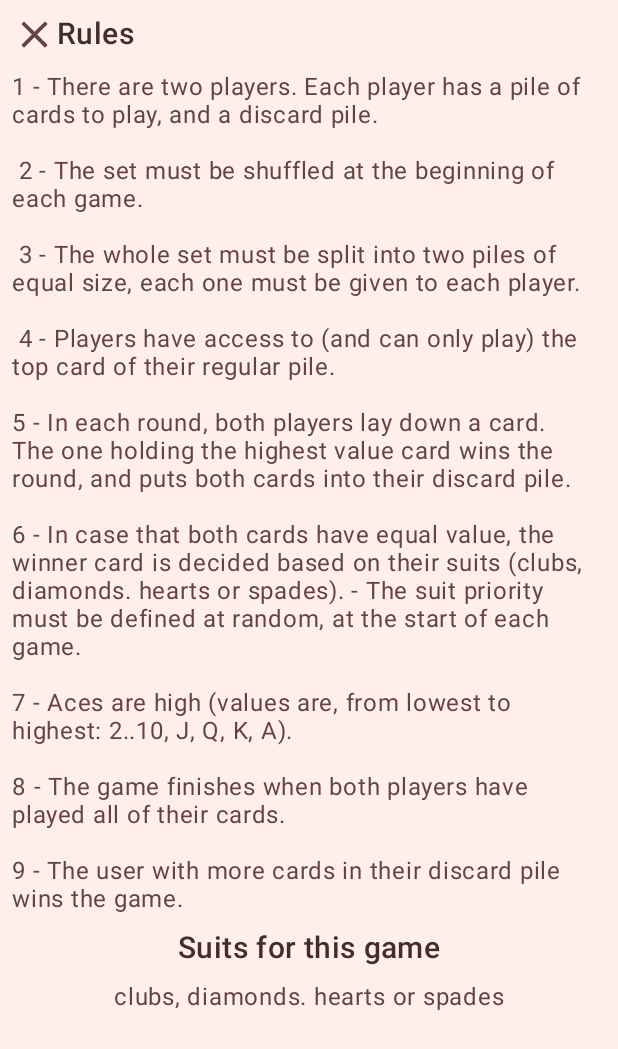
After one commit to brunohensel/card-game, an Android app: the layout dialog_rules.xml on its own in the app's theme, with its tools: preview values and no code run, on a phone screen of 412 x 824 dp. The commit adds this screen. Shown: the top 1049 px of the screen. Run offline under Robolectric (Android 15) with nearby library versions, the phone set to English and light mode, and no system bars.

Commit message:
:building_construction: implement a dialog to show the the rules of the game and the priority of suits of played hands.

```diff
--- /dev/null
+++ b/warofsuits/presentation/src/main/res/layout/dialog_rules.xml
@@ -0,0 +1,53 @@
+<?xml version="1.0" encoding="utf-8"?>
+<androidx.constraintlayout.widget.ConstraintLayout xmlns:android="http://schemas.android.com/apk/res/android"
+    android:layout_width="match_parent"
+    android:layout_height="match_parent"
+    xmlns:app="http://schemas.android.com/apk/res-auto"
+    xmlns:tools="http://schemas.android.com/tools"
+    android:background="@color/colorPrimary">
+
+    <TextView
+        android:id="@+id/txtDialogRulesTitle"
+        style="@style/HeadlineText"
+        android:layout_margin="8dp"
+        android:drawableStart="@drawable/ic_close"
+        android:text="Rules"
+        app:layout_constraintStart_toStartOf="parent"
+        app:layout_constraintTop_toTopOf="parent"
+        tools:ignore="UseCompatTextViewDrawableXml" />
+
+    <TextView
+        android:id="@+id/txtRules"
+        style="@style/BodyText"
+        android:layout_marginEnd="16dp"
+        android:layout_width="0dp"
+        android:layout_marginTop="8dp"
+        android:layout_height="wrap_content"
+        android:text="1 - There are two players. Each player has a pile of cards to play, and a discard pile. \n\n 2 - The set must be shuffled at the beginning of each game.\n\n 3 - The whole set must be split into two piles of equal size, each one must be given to each
+player. \n\n 4 - Players have access to (and can only play) the top card of their regular pile. \n\n5 - In each round, both players lay down a card. The one holding the highest value card wins the round, and puts both cards into their discard pile. \n\n6 - In case that both cards have equal value, the winner card is decided based on their suits (clubs, diamonds. hearts or spades). - The suit priority must be defined at random, at the start of each game. \n\n7 - Aces are high (values are, from lowest to highest: 2..10, J, Q, K, A). \n\n8 - The game finishes when both players have played all of their cards. \n\n9 - The user with more cards in their discard pile wins the game."
+        app:layout_constraintEnd_toEndOf="parent"
+        app:layout_constraintStart_toStartOf="@+id/txtDialogRulesTitle"
+        app:layout_constraintTop_toBottomOf="@+id/txtDialogRulesTitle" />
+
+
+    <TextView
+        android:id="@+id/txtSuitsPriorityTitlte"
+        android:layout_width="wrap_content"
+        android:layout_height="wrap_content"
+        style="@style/HeadlineText"
+        android:layout_marginTop="8dp"
+        app:layout_constraintEnd_toEndOf="parent"
+        app:layout_constraintStart_toStartOf="parent"
+        app:layout_constraintTop_toBottomOf="@+id/txtRules"
+        android:text="Suits for this game" />
+
+    <TextView
+        android:id="@+id/txtSuitsPriority"
+        style="@style/BodyText"
+        app:layout_constraintEnd_toEndOf="parent"
+        android:layout_marginTop="8dp"
+        app:layout_constraintStart_toStartOf="parent"
+        app:layout_constraintTop_toBottomOf="@+id/txtSuitsPriorityTitlte"
+        tools:text="clubs, diamonds. hearts or spades" />
+
+</androidx.constraintlayout.widget.ConstraintLayout>
--- a/warofsuits/public/src/main/java/com/brunohensel/WarOfSuits.kt
+++ b/warofsuits/public/src/main/java/com/brunohensel/WarOfSuits.kt
@@ -1,5 +1,6 @@
 package com.brunohensel
 
+import com.brunohensel.core.cardtypes.warofsuits.Suits
 import com.brunohensel.model.Player
 import com.brunohensel.model.Round
 
@@ -30,4 +31,9 @@ interface WarOfSuits {
      * Allows the players to start a new game. It will set all players deque as empty
      */
     fun restartGame(): Round
+
+    /**
+     * Fetch the shuffled suits to be display in the rules section
+     */
+    fun fetchShuffledSuits(): List<Suits>
 }
```
Also changed, not shown: warofsuits/impl/src/main/java/com/brunohensel/domain/game/WarOfSuitImpl.kt (+8 -0 lines), warofsuits/impl/src/main/java/com/brunohensel/domain/rules/SuitsProvider.kt (+8 -0 lines), warofsuits/impl/src/main/java/com/brunohensel/domain/rules/SuitsProviderImpl.kt (+8 -2 lines), warofsuits/impl/src/main/java/com/brunohensel/domain/rules/WarOfSuitsRules.kt (+8 -5 lines), warofsuits/presentation/src/main/java/com/brunohensel/domain/WarOfSuitsEvents.kt (+9 -6 lines), warofsuits/presentation/src/main/java/com/brunohensel/presentation/WarOfSuitsActivity.kt (+17 -7 lines), warofsuits/presentation/src/main/java/com/brunohensel/presentation/WarOfSuitsViewModel.kt (+9 -3 lines), warofsuits/presentation/src/main/java/com/brunohensel/presentation/dialogs/RulesDialog.kt (added, +52 -0 lines), 5 other files.
